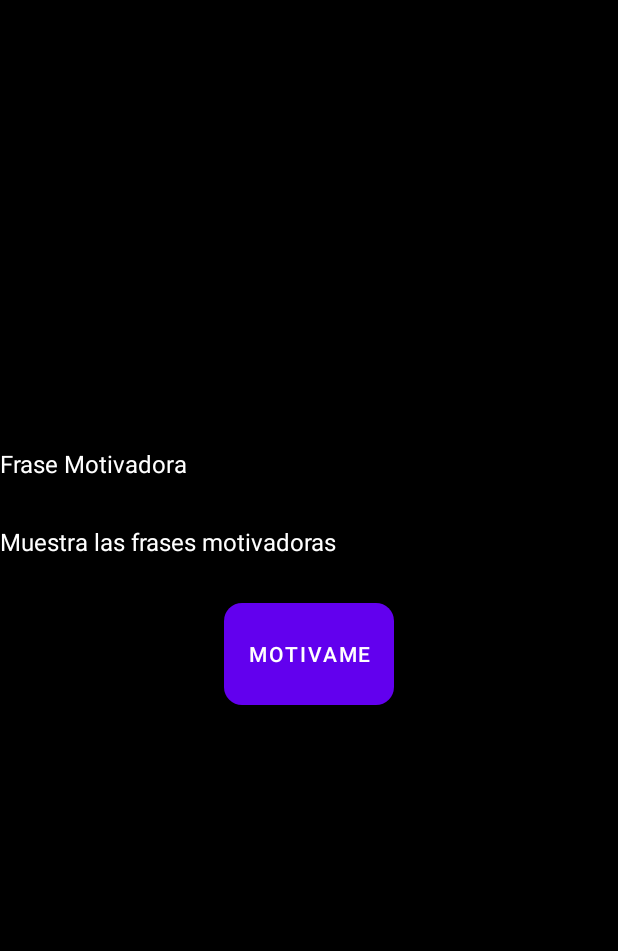
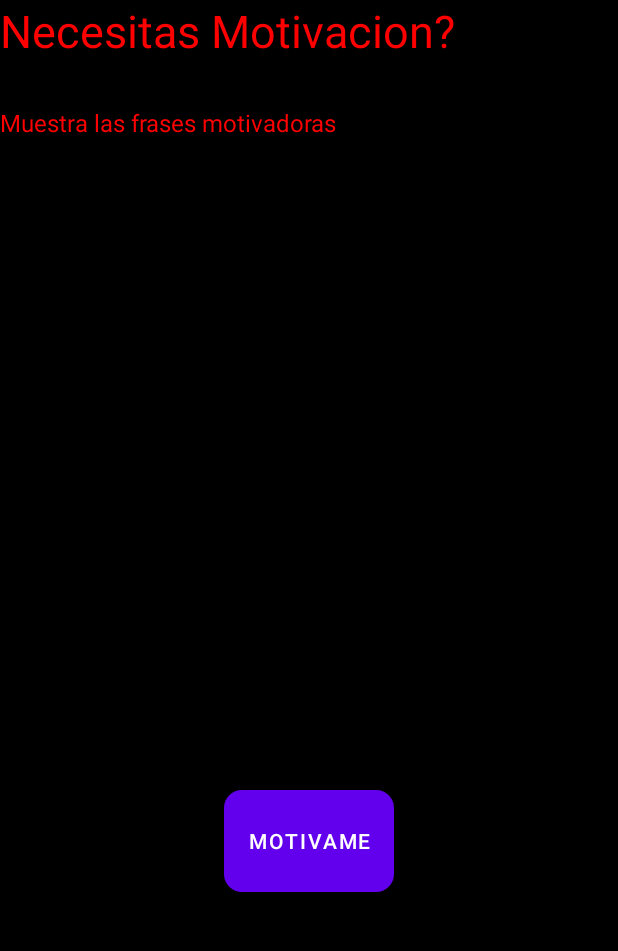
Before and after one commit to alosslessdev/Parcial1ds6, an Android app: the frase screen opened directly, with no data from a screen before it, on a phone screen of 412 x 824 dp, the part 84-1035 px from its top. Run offline under Robolectric (Android 15) with nearby library versions, the phone set to English and light mode, and no system bars.

Commit message:
ajustes en frases

```diff
--- a/app/src/main/res/layout/activity_frase.xml
+++ b/app/src/main/res/layout/activity_frase.xml
@@ -3,7 +3,6 @@
     android:background="#000"
     android:id="@+id/main"
     android:orientation="vertical"
-    android:gravity="center"
     android:padding="20dp"
     android:layout_width="match_parent"
     android:layout_height="match_parent">
@@ -12,22 +11,23 @@
         android:layout_width="match_parent"
         android:layout_height="wrap_content"
         android:layout_marginBottom="30dp"
-        android:text="Frase Motivadora"
-        android:textColor="#FFF"
-        android:textSize="16sp" />
+        android:text="Necesitas Motivacion?"
+        android:textColor="#FF0000"
+        android:textSize="30sp"/>
 
     <TextView
         android:layout_width="match_parent"
-        android:layout_height="wrap_content"
-        android:layout_marginBottom="30dp"
+        android:layout_height="256dp"
+        android:layout_marginBottom="200dp"
         android:text="Muestra las frases motivadoras"
-        android:textColor="#FFF"
+        android:textColor="#FF0000"
         android:textSize="16sp" />
 
     <Button
         android:id="@+id/btnMotivame"
         android:layout_width="wrap_content"
         android:layout_height="68dp"
+        android:layout_gravity="center"
         android:background="@drawable/boton_gradiente"
         android:text="Motivame"
         android:textColor="#FFF" />
```
Also changed, not shown: app/src/main/res/layout/activity_pantalla_principal.xml (+14 -13 lines).
